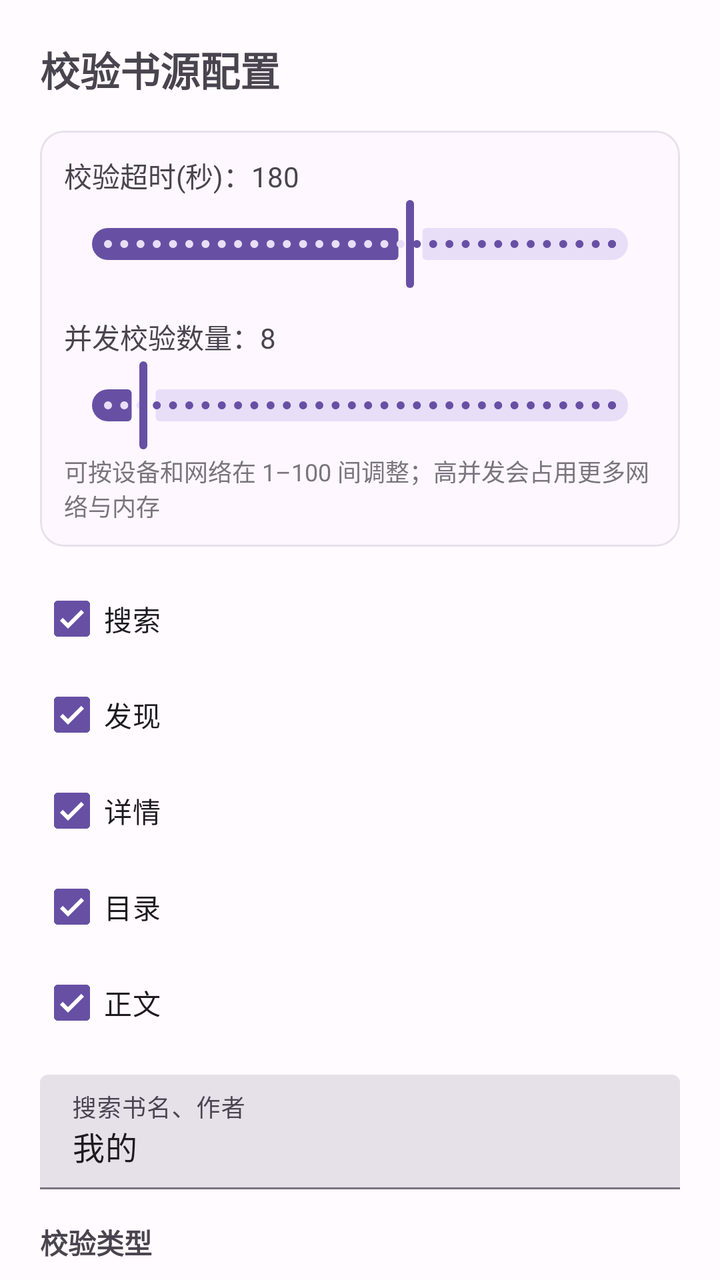
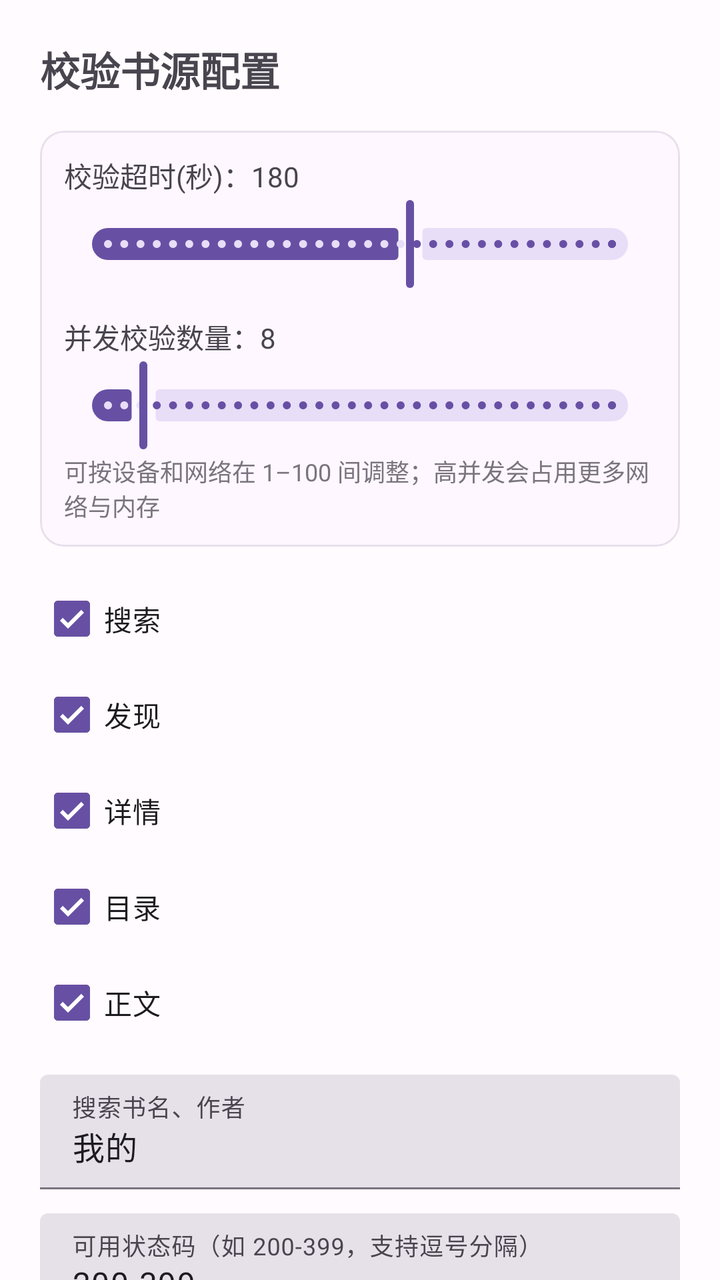

An Android layout rendered at two revisions. The XML below is the earlier revision; the diff shows what the commit changed to produce the second picture.
<!-- AndroidManifest.xml: application theme Theme.YueduDedupe -->
<!-- res/layout/dialog_check_source.xml -->
<?xml version="1.0" encoding="utf-8"?>
<androidx.core.widget.NestedScrollView xmlns:android="http://schemas.android.com/apk/res/android"
    xmlns:app="http://schemas.android.com/apk/res-auto"
    android:layout_width="match_parent"
    android:layout_height="wrap_content"
    android:fillViewport="true">

    <LinearLayout
        android:layout_width="match_parent"
        android:layout_height="wrap_content"
        android:orientation="vertical"
        android:padding="20dp">

        <TextView
            android:layout_width="match_parent"
            android:layout_height="wrap_content"
            android:text="@string/check_source_config"
            android:textSize="20sp"
            android:textStyle="bold" />

        <com.google.android.material.card.MaterialCardView
            android:layout_width="match_parent"
            android:layout_height="wrap_content"
            android:layout_marginTop="16dp"
            app:cardElevation="0dp"
            app:strokeWidth="1dp"
            app:strokeColor="@color/md_theme_surface_variant">

            <LinearLayout
                android:layout_width="match_parent"
                android:layout_height="wrap_content"
                android:orientation="vertical"
                android:padding="12dp">

                <TextView
                    android:id="@+id/tvTimeoutLabel"
                    android:layout_width="match_parent"
                    android:layout_height="wrap_content"
                    android:text="校验超时(秒)：180" />

                <com.google.android.material.slider.Slider
                    android:id="@+id/sliderTimeout"
                    android:layout_width="match_parent"
                    android:layout_height="wrap_content"
                    android:valueFrom="0"
                    android:valueTo="300"
                    android:stepSize="1"
                    android:value="180" />

                <TextView
                    android:id="@+id/tvCheckConcurrencyLabel"
                    android:layout_width="match_parent"
                    android:layout_height="wrap_content"
                    android:layout_marginTop="12dp"
                    android:text="并发校验数量：8" />

                <com.google.android.material.slider.Slider
                    android:id="@+id/sliderCheckConcurrency"
                    android:layout_width="match_parent"
                    android:layout_height="wrap_content"
                    android:valueFrom="1"
                    android:valueTo="100"
                    android:stepSize="1"
                    android:value="8" />

                <TextView
                    android:layout_width="match_parent"
                    android:layout_height="wrap_content"
                    android:text="可按设备和网络在 1–100 间调整；高并发会占用更多网络与内存"
                    android:textColor="@color/md_theme_outline"
                    android:textSize="12sp" />
            </LinearLayout>
        </com.google.android.material.card.MaterialCardView>

        <com.google.android.material.checkbox.MaterialCheckBox
            android:id="@+id/cbSearch"
            android:layout_width="match_parent"
            android:layout_height="wrap_content"
            android:layout_marginTop="12dp"
            android:checked="true"
            android:text="@string/search" />

        <com.google.android.material.checkbox.MaterialCheckBox
            android:id="@+id/cbDiscovery"
            android:layout_width="match_parent"
            android:layout_height="wrap_content"
            android:checked="true"
            android:text="@string/discovery" />

        <com.google.android.material.checkbox.MaterialCheckBox
            android:id="@+id/cbInfo"
            android:layout_width="match_parent"
            android:layout_height="wrap_content"
            android:checked="true"
            android:text="@string/source_tab_info" />

        <com.google.android.material.checkbox.MaterialCheckBox
            android:id="@+id/cbCategory"
            android:layout_width="match_parent"
            android:layout_height="wrap_content"
            android:checked="true"
            android:text="@string/chapter_list" />

        <com.google.android.material.checkbox.MaterialCheckBox
            android:id="@+id/cbContent"
            android:layout_width="match_parent"
            android:layout_height="wrap_content"
            android:checked="true"
            android:text="@string/source_tab_content" />

        <com.google.android.material.textfield.TextInputLayout
            android:id="@+id/tilCheckKeyword"
            style="@style/Widget.Material3.TextInputLayout.FilledBox"
            android:layout_width="match_parent"
            android:layout_height="wrap_content"
            android:layout_marginTop="12dp"
            android:hint="@string/check_source_keyword"
            app:boxBackgroundMode="filled">

            <com.google.android.material.textfield.TextInputEditText
                android:id="@+id/etCheckKeyword"
                android:layout_width="match_parent"
                android:layout_height="wrap_content"
                android:importantForAutofill="no"
                android:inputType="text"
                android:maxLines="1"
                android:text="@string/check_source_keyword_default" />
        </com.google.android.material.textfield.TextInputLayout>

        <TextView
            android:layout_width="match_parent"
            android:layout_height="wrap_content"
            android:layout_marginTop="16dp"
            android:text="@string/check_source_kinds"
            android:textStyle="bold" />

        <LinearLayout
            android:layout_width="match_parent"
            android:layout_height="wrap_content"
            android:orientation="horizontal">

            <com.google.android.material.checkbox.MaterialCheckBox
                android:id="@+id/cbKindNovel"
                android:layout_width="wrap_content"
                android:layout_height="wrap_content"
                android:layout_marginEnd="8dp"
                android:checked="true"
                android:text="@string/kind_novel" />

            <com.google.android.material.checkbox.MaterialCheckBox
                android:id="@+id/cbKindComic"
                android:layout_width="wrap_content"
                android:layout_height="wrap_content"
                android:layout_marginEnd="8dp"
                android:checked="true"
                android:text="@string/kind_comic" />

            <com.google.android.material.checkbox.MaterialCheckBox
                android:id="@+id/cbKindVideo"
                android:layout_width="wrap_content"
                android:layout_height="wrap_content"
                android:checked="true"
                android:text="@string/kind_video" />
        </LinearLayout>

        <LinearLayout
            android:layout_width="match_parent"
            android:layout_height="wrap_content"
            android:orientation="horizontal">

            <com.google.android.material.checkbox.MaterialCheckBox
                android:id="@+id/cbKindAudio"
                android:layout_width="wrap_content"
                android:layout_height="wrap_content"
                android:layout_marginEnd="8dp"
                android:checked="true"
                android:text="@string/kind_audio" />

            <com.google.android.material.checkbox.MaterialCheckBox
                android:id="@+id/cbKindFile"
                android:layout_width="wrap_content"
                android:layout_height="wrap_content"
                android:checked="true"
                android:text="@string/kind_file" />
        </LinearLayout>

        <LinearLayout
            android:layout_width="match_parent"
            android:layout_height="wrap_content"
            android:layout_marginTop="16dp"
            android:gravity="end"
            android:orientation="horizontal">

            <com.google.android.material.button.MaterialButton
                android:id="@+id/btnReset"
                style="@style/Widget.Material3.Button.TextButton"
                android:layout_width="wrap_content"
                android:layout_height="wrap_content"
                android:text="@string/reset_defaults" />

            <View
                android:layout_width="0dp"
                android:layout_height="0dp"
                android:layout_weight="1" />

            <com.google.android.material.button.MaterialButton
                android:id="@+id/btnCancel"
                style="@style/Widget.Material3.Button.TextButton"
                android:layout_width="wrap_content"
                android:layout_height="wrap_content"
                android:text="@string/cancel" />

            <com.google.android.material.button.MaterialButton
                android:id="@+id/btnOk"
                android:layout_width="wrap_content"
                android:layout_height="wrap_content"
                android:text="@string/ok" />
        </LinearLayout>
    </LinearLayout>
</androidx.core.widget.NestedScrollView>
<!-- resources referenced by this layout -->
<resources>
  <color name="md_theme_outline">#79747E</color>
  <color name="md_theme_surface_variant">#E7E0EC</color>
  <string name="cancel">取消</string>
  <string name="chapter_list">目录</string>
  <string name="check_source_config">校验书源配置</string>
  <string name="check_source_keyword">搜索书名、作者</string>
  <string name="check_source_keyword_default">我的</string>
  <string name="check_source_kinds">校验类型</string>
  <string name="discovery">发现</string>
  <string name="kind_audio">音频</string>
  <string name="kind_comic">漫画</string>
  <string name="kind_file">文件</string>
  <string name="kind_novel">小说</string>
  <string name="kind_video">视频</string>
  <string name="ok">确定</string>
  <string name="reset_defaults">重置默认</string>
  <string name="search">搜索</string>
  <string name="source_tab_content">正文</string>
  <string name="source_tab_info">详情</string>
  <style name="Theme.YueduDedupe" parent="Theme.Material3.DayNight.NoActionBar">
          <item name="colorPrimary">@color/md_theme_primary</item>
          <item name="colorOnPrimary">@color/md_theme_on_primary</item>
          <item name="colorPrimaryContainer">@color/md_theme_primary_container</item>
          <item name="colorSecondary">@color/md_theme_secondary</item>
          <item name="android:statusBarColor">@color/md_theme_surface</item>
          <item name="android:navigationBarColor">@color/md_theme_surface</item>
          <item name="android:windowLightStatusBar">true</item>
          <item name="android:windowBackground">@color/md_theme_background</item>
      </style>
  <color name="md_theme_primary">#6750A4</color>
  <color name="md_theme_on_primary">#FFFFFF</color>
  <color name="md_theme_primary_container">#EADDFF</color>
  <color name="md_theme_secondary">#625B71</color>
  <color name="md_theme_surface">#FFFBFE</color>
  <color name="md_theme_background">#FFFBFE</color>
</resources>

<!-- the commit's change to res/layout/dialog_check_source.xml (unified diff, before → after) -->
@@ -127,6 +127,24 @@
                 android:text="@string/check_source_keyword_default" />
         </com.google.android.material.textfield.TextInputLayout>
 
+        <com.google.android.material.textfield.TextInputLayout
+            style="@style/Widget.Material3.TextInputLayout.FilledBox"
+            android:layout_width="match_parent"
+            android:layout_height="wrap_content"
+            android:layout_marginTop="12dp"
+            android:hint="可用状态码（如 200-399，支持逗号分隔）"
+            app:boxBackgroundMode="filled">
+
+            <com.google.android.material.textfield.TextInputEditText
+                android:id="@+id/etOkStatus"
+                android:layout_width="match_parent"
+                android:layout_height="wrap_content"
+                android:importantForAutofill="no"
+                android:inputType="text"
+                android:maxLines="1"
+                android:text="200-399" />
+        </com.google.android.material.textfield.TextInputLayout>
+
         <TextView
             android:layout_width="match_parent"
             android:layout_height="wrap_content"
